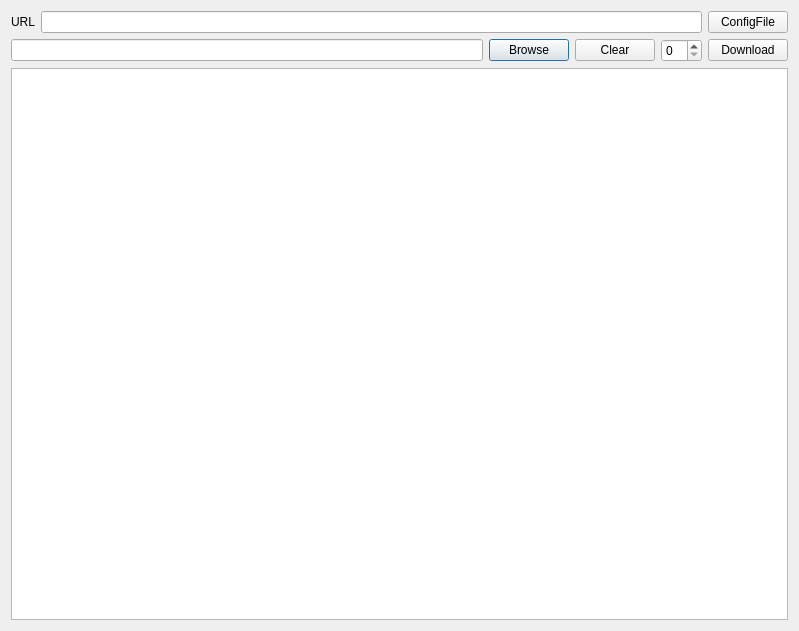
Above: downloader/widget.ui from wangjiaming0909/libevent2 before the change. Below: the same form after it.
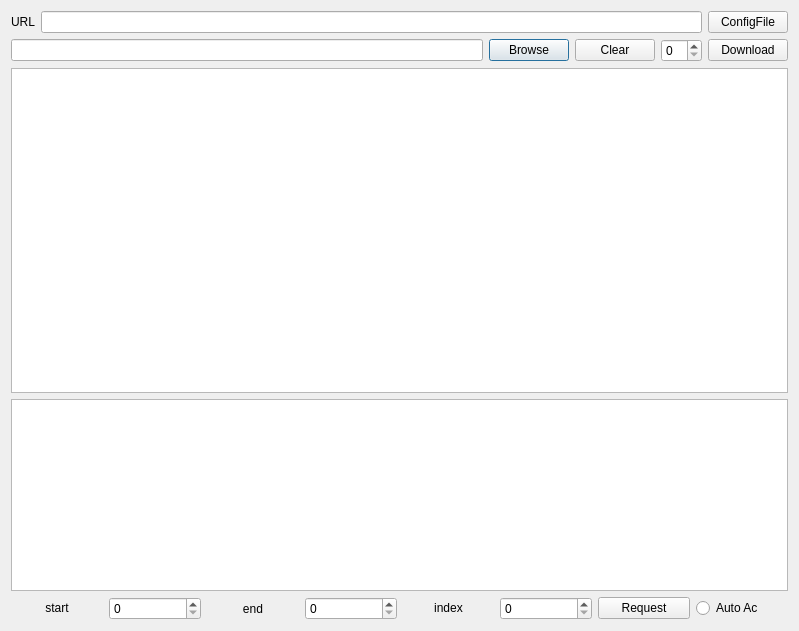
That is the form after the change.

Patch:
```diff
--- a/downloader/widget.ui
+++ b/downloader/widget.ui
@@ -95,6 +95,82 @@
      <item>
       <widget class="QTextEdit" name="content_editor"/>
      </item>
+     <item>
+      <widget class="QTextEdit" name="status_textedit">
+       <property name="sizePolicy">
+        <sizepolicy hsizetype="Expanding" vsizetype="Minimum">
+         <horstretch>0</horstretch>
+         <verstretch>0</verstretch>
+        </sizepolicy>
+       </property>
+      </widget>
+     </item>
+     <item>
+      <layout class="QHBoxLayout" name="horizontalLayout_5">
+       <item>
+        <widget class="QLabel" name="start_label">
+         <property name="frameShape">
+          <enum>QFrame::NoFrame</enum>
+         </property>
+         <property name="text">
+          <string>start</string>
+         </property>
+         <property name="textFormat">
+          <enum>Qt::RichText</enum>
+         </property>
+         <property name="alignment">
+          <set>Qt::AlignCenter</set>
+         </property>
+        </widget>
+       </item>
+       <item>
+        <widget class="QSpinBox" name="start_spin_box"/>
+       </item>
+       <item>
+        <widget class="QLabel" name="end_label">
+         <property name="text">
+          <string>end</string>
+         </property>
+         <property name="alignment">
+          <set>Qt::AlignCenter</set>
+         </property>
+        </widget>
+       </item>
+       <item>
+        <widget class="QSpinBox" name="end_spin_box"/>
+       </item>
+       <item>
+        <widget class="QLabel" name="index_label">
+         <property name="text">
+          <string>index</string>
+         </property>
+         <property name="textFormat">
+          <enum>Qt::RichText</enum>
+         </property>
+         <property name="alignment">
+          <set>Qt::AlignCenter</set>
+         </property>
+        </widget>
+       </item>
+       <item>
+        <widget class="QSpinBox" name="index_spin_box"/>
+       </item>
+       <item>
+        <widget class="QPushButton" name="request_button">
+         <property name="text">
+          <string>Request</string>
+         </property>
+        </widget>
+       </item>
+       <item>
+        <widget class="QRadioButton" name="auto_acc_button">
+         <property name="text">
+          <string>Auto Ac</string>
+         </property>
+        </widget>
+       </item>
+      </layout>
+     </item>
     </layout>
    </item>
   </layout>
```
